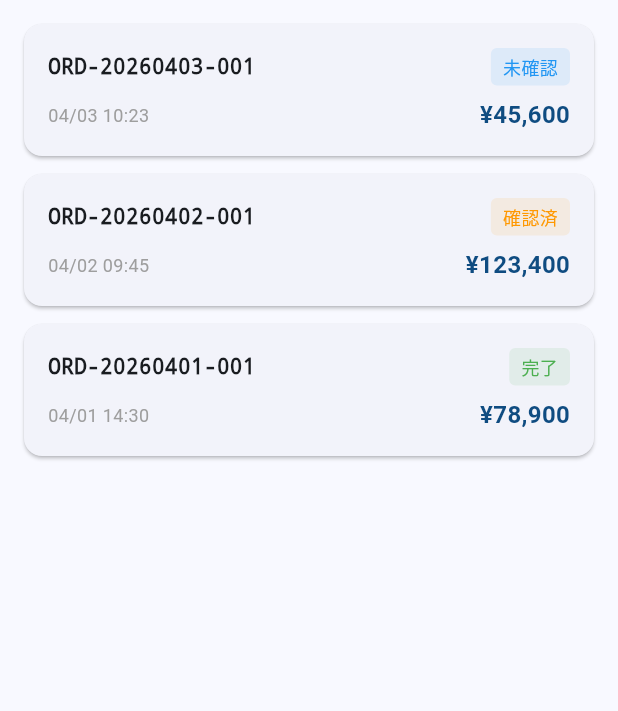
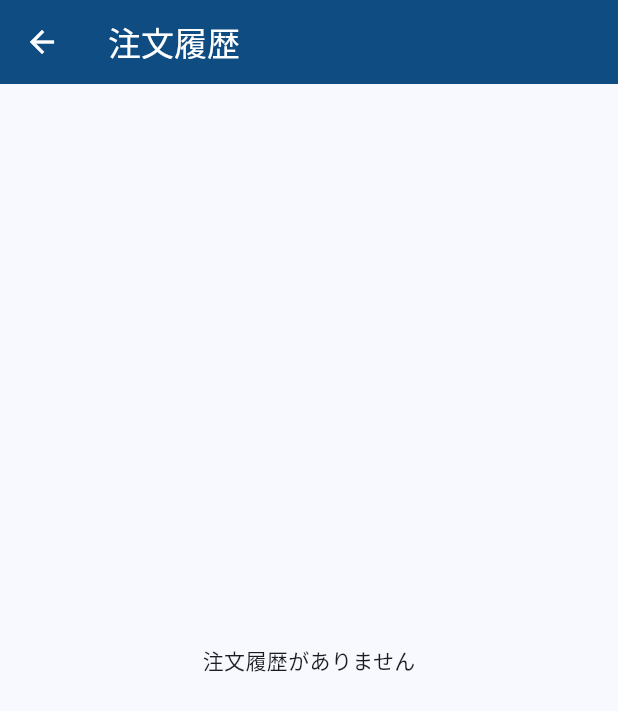
Before and after one commit to huch0310-alt/japannew, a Flutter app: the OrderHistoryScreen screen opened directly, on a phone screen of 412 x 824 dp. Shown: the top 711 px of the screen. Run offline on Flutter 3.47's test engine with Material 3 defaults, Android fonts, the phone set to English and light mode, and no system bars; our stand-ins replace image_picker, shared_preferences, supabase_flutter; accounts and stored records are empty; Roboto replaces fonts that are missing (Noto Sans JP).

Commit message:
feat(customer): update OrderHistoryScreen to use OrderProvider
Refactor from static mock data to use OrderProvider for loading customer
orders with pull-to-refresh support and loading states.

Co-Authored-By: Claude Opus 4.6 <noreply@anthropic.com>

```diff
--- a/flutter-app/lib/customer/screens/order_history_screen.dart
+++ b/flutter-app/lib/customer/screens/order_history_screen.dart
@@ -1,29 +1,78 @@
 import 'package:flutter/material.dart';
+import 'package:provider/provider.dart';
 import 'package:intl/intl.dart';
+import '../../providers/order_provider.dart';
+import '../../providers/auth_provider.dart';
 
-class OrderHistoryScreen extends StatelessWidget {
+class OrderHistoryScreen extends StatefulWidget {
   const OrderHistoryScreen({super.key});
 
   @override
+  State<OrderHistoryScreen> createState() => _OrderHistoryScreenState();
+}
+
+class _OrderHistoryScreenState extends State<OrderHistoryScreen> {
+  @override
+  void initState() {
+    super.initState();
+    WidgetsBinding.instance.addPostFrameCallback((_) {
+      final user = context.read<AuthProvider>().user;
+      if (user != null) {
+        context.read<OrderProvider>().loadCustomerOrders(user.id);
+      }
+    });
+  }
+
+  @override
   Widget build(BuildContext context) {
-    final orders = [
-      {'id': 'ORD-20260403-001', 'status': 'pending', 'total': 45600, 'date': '04/03 10:23'},
-      {'id': 'ORD-20260402-001', 'status': 'confirmed', 'total': 123400, 'date': '04/02 09:45'},
-      {'id': 'ORD-20260401-001', 'status': 'completed', 'total': 78900, 'date': '04/01 14:30'},
-    ];
+    final orderProvider = context.watch<OrderProvider>();
 
-    final statusLabels = {
-      'pending': {'label': '未確認', 'color': Colors.blue},
-      'confirmed': {'label': '確認済', 'color': Colors.orange},
-      'completed': {'label': '完了', 'color': Colors.green},
+    return Scaffold(
+      appBar: AppBar(
+        title: const Text('注文履歴'),
+        backgroundColor: const Color(0xFF0F4C81),
+        foregroundColor: Colors.white,
+      ),
+      body: orderProvider.isLoading
+          ? const Center(child: CircularProgressIndicator())
+          : orderProvider.orders.isEmpty
+              ? const Center(child: Text('注文履歴がありません'))
+              : RefreshIndicator(
+                  onRefresh: () async {
+                    final user = context.read<AuthProvider>().user;
+                    if (user != null) {
+                      await orderProvider.loadCustomerOrders(user.id);
+                    }
+                  },
+                  child: ListView.builder(
+                    padding: const EdgeInsets.all(16),
+                    itemCount: orderProvider.orders.length,
+                    itemBuilder: (context, index) {
+                      final order = orderProvider.orders[index];
+                      return _OrderCard(order: order);
+                    },
+                  ),
+                ),
+    );
+  }
+}
+
+class _OrderCard extends StatelessWidget {
+  final dynamic order;
+
+  const _OrderCard({required this.order});
+
+  @override
+  Widget build(BuildContext context) {
+    final statusColors = {
+      'pending': Colors.orange,
+      'confirmed': Colors.blue,
+      'printed': Colors.green,
+      'invoiced': Colors.purple,
+      'paid': Colors.teal,
+      'cancelled': Colors.red,
     };
-
-    return ListView.builder(
-      padding: const EdgeInsets.all(16),
-      itemCount: orders.length,
-      itemBuilder: (context, index) {
-        final order = orders[index];
-        final status = statusLabels[order['status']]!;
+    final statusColor = statusColors[order.status] ?? Colors.grey;
 
     return Card(
       margin: const EdgeInsets.only(bottom: 12),
@@ -35,30 +84,57 @@ class OrderHistoryScreen extends StatelessWidget {
             Row(
               mainAxisAlignment: MainAxisAlignment.spaceBetween,
               children: [
-                    Text(order['id'] as String, style: const TextStyle(fontWeight: FontWeight.bold, fontFamily: 'monospace')),
+                Text(
+                  order.orderNumber,
+                  style: const TextStyle(fontWeight: FontWeight.bold, fontFamily: 'monospace'),
+                ),
                 Container(
                   padding: const EdgeInsets.symmetric(horizontal: 8, vertical: 4),
                   decoration: BoxDecoration(
-                        color: status['color']!.withOpacity(0.1),
+                    color: (statusColor as Color).withAlpha((0.1 * 255).round()),
                     borderRadius: BorderRadius.circular(4),
                   ),
-                      child: Text(status['label'] as String, style: TextStyle(color: status['color'], fontSize: 12)),
+                  child: Text(
+                    order.statusLabel,
+                    style: TextStyle(color: statusColor, fontSize: 12),
+                  ),
                 ),
               ],
             ),
             const SizedBox(height: 8),
+            Text(
+              '注文日: ${DateFormat('yyyy/MM/dd HH:mm').format(order.createdAt)}',
+              style: TextStyle(color: Colors.grey[600], fontSize: 12),
+            ),
+            const Divider(),
+            ...order.items.map<Widget>((item) {
+              return Padding(
+                padding: const EdgeInsets.symmetric(vertical: 4),
+                child: Row(
+                  mainAxisAlignment: MainAxisAlignment.spaceBetween,
+                  children: [
+                    Expanded(
+                      child: Text('${item.productName} x${item.quantity}'),
+                    ),
+                    Text('¥${NumberFormat('#,###').format(item.lineTotalExTax)}'),
+                  ],
+                ),
+              );
+            }),
+            const Divider(),
             Row(
               mainAxisAlignment: MainAxisAlignment.spaceBetween,
               children: [
-                    Text(order['date'] as String, style: const TextStyle(color: Colors.grey, fontSize: 12)),
-                    Text('¥${NumberFormat('#,###').format(order['total'] as int)}', style: const TextStyle(fontWeight: FontWeight.bold, fontSize: 16, color: Color(0xFF0F4C81))),
+                const Text('合計', style: TextStyle(fontWeight: FontWeight.bold)),
+                Text(
+                  '¥${NumberFormat('#,###').format(order.totalInTax)}',
+                  style: const TextStyle(fontWeight: FontWeight.bold, color: Color(0xFF0F4C81)),
+                ),
               ],
             ),
           ],
         ),
       ),
     );
-      },
-    );
   }
 }
```
Lines whose indentation alone changed are shown as unchanged.
